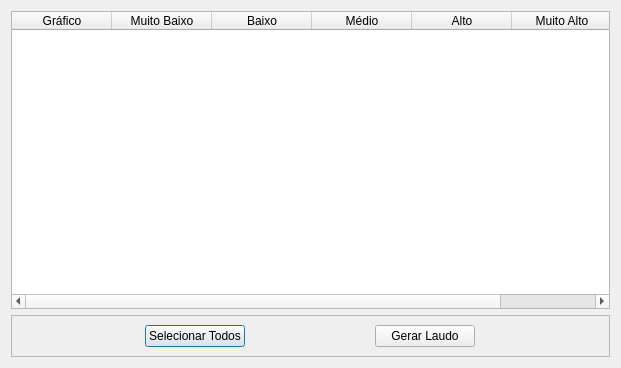
Above: interface/qt_files/generate_report.ui from Marsango/GAIA before the change. Below: the same form after it.
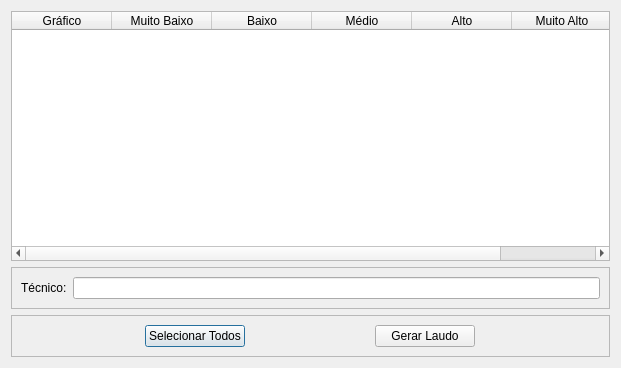
That is the form after the change.

Commit message: feat: Create field "técnico" for report

Patch:
```diff
--- a/interface/qt_files/generate_report.ui
+++ b/interface/qt_files/generate_report.ui
@@ -48,6 +48,28 @@
      </column>
     </widget>
    </item>
+   <item>
+    <widget class="QFrame" name="frame_2">
+     <property name="frameShape">
+      <enum>QFrame::StyledPanel</enum>
+     </property>
+     <property name="frameShadow">
+      <enum>QFrame::Raised</enum>
+     </property>
+     <layout class="QHBoxLayout" name="horizontalLayout_2">
+      <item>
+       <widget class="QLabel" name="label">
+        <property name="text">
+         <string>Técnico:</string>
+        </property>
+       </widget>
+      </item>
+      <item>
+       <widget class="QLineEdit" name="technician_input"/>
+      </item>
+     </layout>
+    </widget>
+   </item>
    <item>
     <widget class="QFrame" name="frame">
      <property name="frameShape">
```
The commit also changes 4 other files.
